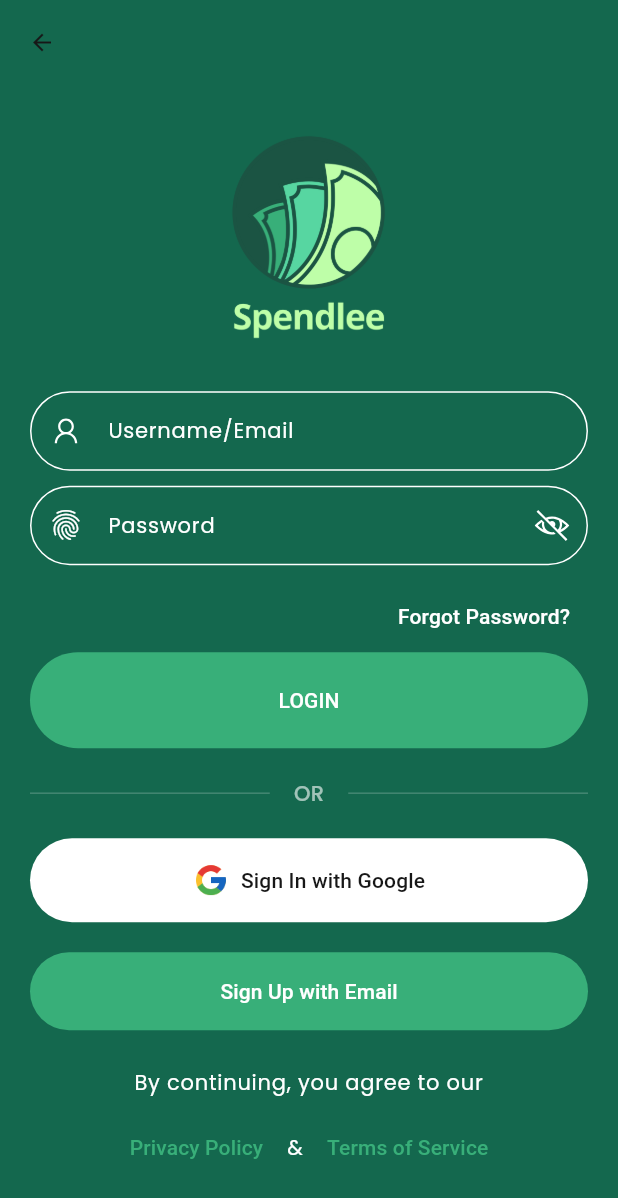
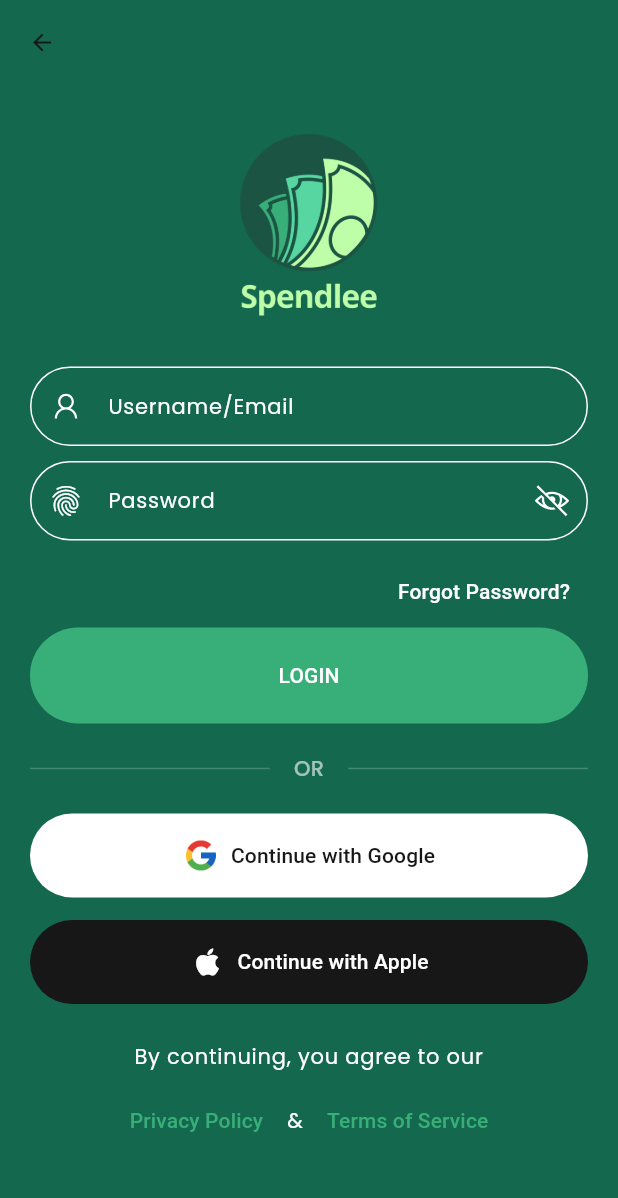
Before and after one commit to depaulian/spendlee_app, a Flutter app: the LoginScreen screen opened directly, on a phone screen of 412 x 824 dp. Shown: the top 1198 px of the screen. Run offline on Flutter 3.47's test engine with Material 3 defaults, Android fonts, the phone set to English and light mode, and no system bars; our stand-ins replace curved_navigation_bar, firebase_core, fl_chart, flutter_native_splash, geolocator, get and 6 more; missing offline and left inert: purchases_flutter; accounts and stored records are empty.

Commit message:
adds apple sign in

```diff
--- a/lib/src/constants/external_endpoints.dart
+++ b/lib/src/constants/external_endpoints.dart
@@ -9,6 +9,7 @@ const String tRefreshTokenUrl = '$tBaseUrl/users/refresh';
 const String tUserProfileUrl = '$tBaseUrl/users/me';
 const String tLogoutUrl = '$tBaseUrl/users/logout';
 const String tGoogleLoginUrl = '$tBaseUrl/users/google-login';
+const String tAppleLoginUrl = '$tBaseUrl/users/apple-login';
 const String tForgotPasswordUrl = '$tBaseUrl/users/forgot-password';
 const String tCurrencyUrl = '$tBaseUrl/users/me/currency';
 
--- a/lib/src/constants/image_strings.dart
+++ b/lib/src/constants/image_strings.dart
@@ -18,6 +18,7 @@ const String tIcon = "assets/images/logo/icon.png";
 
 // -- Login & SignUp Images
 const String tGoogleLogoImage = "assets/images/logo/google.png";
+const String tAppleLogoImage = "assets/images/logo/apple.png";
 
 
 // -- Forget Password Images
--- a/lib/src/features/authentication/screens/login/login_screen.dart
+++ b/lib/src/features/authentication/screens/login/login_screen.dart
@@ -28,7 +28,8 @@ class LoginScreen extends StatelessWidget {
               children: [
                 MinimalFormHeaderWidget(
                   image: tLogo,
-                  heightBetween: 20,
+                  heightBetween: 10,
+                  imageHeight: 0.18,
                 ),
                 const LoginFormWidget(),  // Make sure the form is scrollable
 
--- a/lib/src/features/authentication/screens/login/widgets/login_form_widget.dart
+++ b/lib/src/features/authentication/screens/login/widgets/login_form_widget.dart
@@ -171,7 +171,7 @@ class LoginFormWidgetState extends State<LoginFormWidget> {
                       width: 24,
                     ),
                     label: const Text(
-                      'Sign In with Google',
+                      'Continue with Google',
                       style: TextStyle(color: tDarkColor),
                     ),
                     onPressed: controller.isLoading.value
@@ -185,22 +185,33 @@ class LoginFormWidgetState extends State<LoginFormWidget> {
                   ),
                 ),
               ),
-              const SizedBox(height: 20),
-              SizedBox(
+              const SizedBox(height: 15),
+
+              // Apple Sign-In Button
+              Obx(
+                    () => SizedBox(
                   width: double.infinity,
                   child: OutlinedButton.icon(
+                    icon: const Icon(
+                      Icons.apple,
+                      color: tWhiteColor,
+                      size: 24,
+                    ),
                     label: const Text(
-                    'Sign Up with Email',
+                      'Continue with Apple',
                       style: TextStyle(color: tWhiteColor),
                     ),
-                  onPressed: () => Get.to(()=>EmailVerificationScreen()),
+                    onPressed: controller.isLoading.value
+                        ? null
+                        : () => controller.loginWithApple(),
                     style: OutlinedButton.styleFrom(
                       padding: const EdgeInsets.symmetric(vertical: 16),
                       side: BorderSide.none,
-                    backgroundColor: tSecondaryColor,
+                      backgroundColor: tDarkColor,
                     ),
                   ),
-              )
+                ),
+              ),
             ],
           ),
         ),
--- a/pubspec.yaml
+++ b/pubspec.yaml
@@ -33,6 +33,7 @@ dependencies:
   image_picker: ^1.2.0
   http_parser: ^4.1.2
   purchases_flutter: ^9.3.0
+  sign_in_with_apple: ^7.0.1
 
 dev_dependencies:
   flutter_test:
```
Also changed, not shown: lib/src/features/authentication/controllers/login_controller.dart (+87 -0 lines), lib/src/repository/authentication_repository/auth_repository.dart (+59 -0 lines), pubspec.lock, 3 other files. Lines whose indentation alone changed are shown as unchanged.
